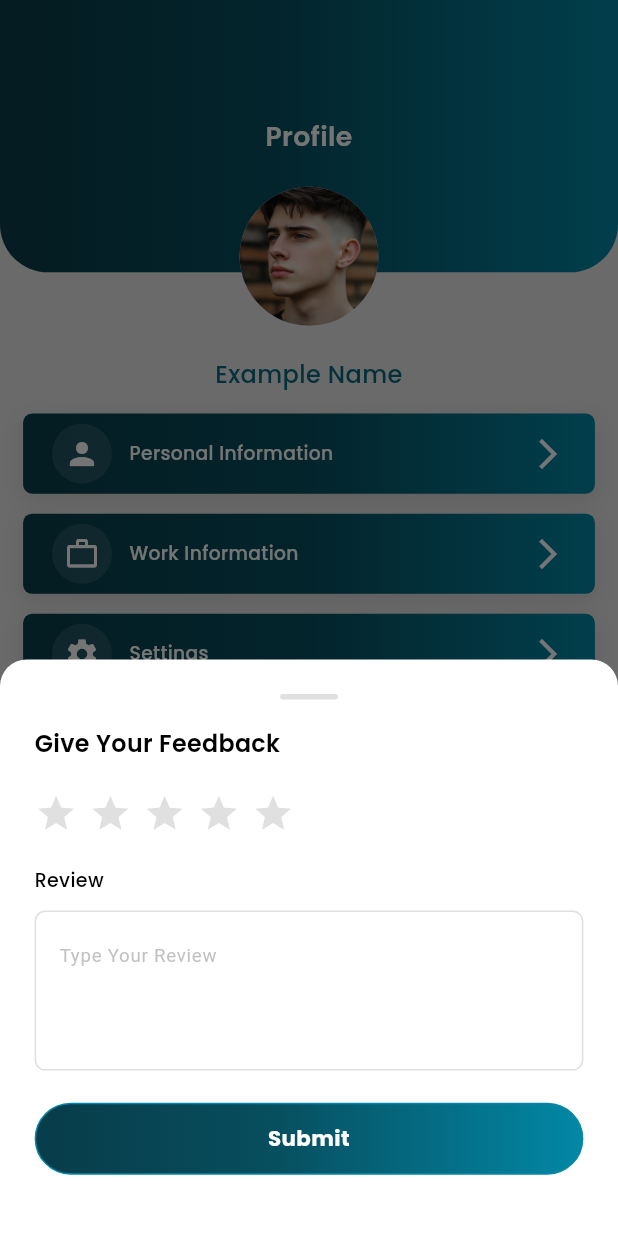
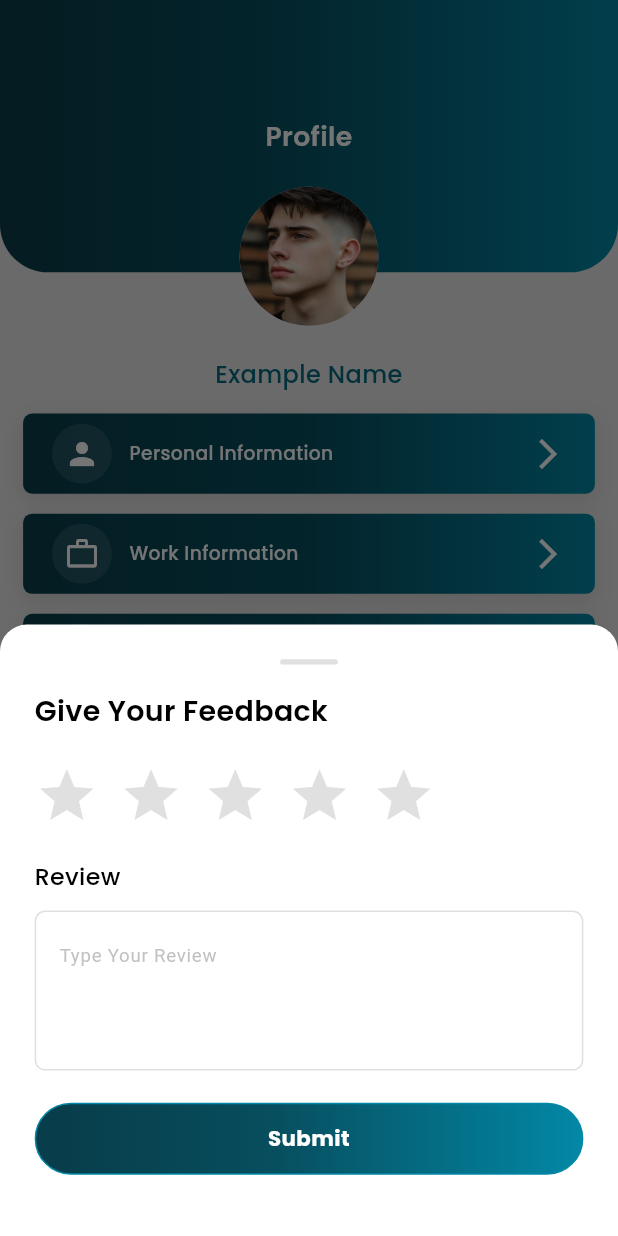
Before and after one commit to mehdisparktech/zasulehry_job_seeker, a Flutter app: the ProfileScreen screen opened by its route, after a tap on "Review", on a phone screen of 412 x 824 dp. Run offline on Flutter 3.47's test engine with Material 3 defaults, Android fonts, the phone set to English and light mode, and no system bars; our stand-ins replace cached_network_image, dio, flutter_dotenv, flutter_html, flutter_local_notifications, flutter_screenutil and 11 more; accounts and stored records are empty; network calls fail.

Commit message:
style(profile): increase font and icon sizes in review bottom sheet

```diff
--- a/lib/features/jobseeker/profile/presentation/widgets/review_bottom_sheet.dart
+++ b/lib/features/jobseeker/profile/presentation/widgets/review_bottom_sheet.dart
@@ -86,7 +86,7 @@ class _ReviewBottomSheetState extends State<ReviewBottomSheet> {
           // Title
           CommonText(
             text: "Give Your Feedback",
-            fontSize: 20.sp,
+            fontSize: 24.sp,
             fontWeight: FontWeight.w600,
             color: AppColors.black,
           ),
@@ -103,12 +103,12 @@ class _ReviewBottomSheetState extends State<ReviewBottomSheet> {
                   });
                 },
                 child: Padding(
-                  padding: EdgeInsets.only(right: 8.w),
+                  padding: EdgeInsets.only(right: 14.w),
                   child: Icon(
                     Icons.star,
-                    size: 32.sp,
+                    size: 48.sp,
                     color: index < selectedRating
-                        ? AppColors.primaryColor
+                        ? AppColors.blue500
                         : AppColors.textFiledColor.withOpacity(0.3),
                   ),
                 ),
@@ -121,7 +121,7 @@ class _ReviewBottomSheetState extends State<ReviewBottomSheet> {
           // Review Label
           CommonText(
             text: "Review",
-            fontSize: 16.sp,
+            fontSize: 20.sp,
             fontWeight: FontWeight.w500,
             color: AppColors.black,
           ),
```
